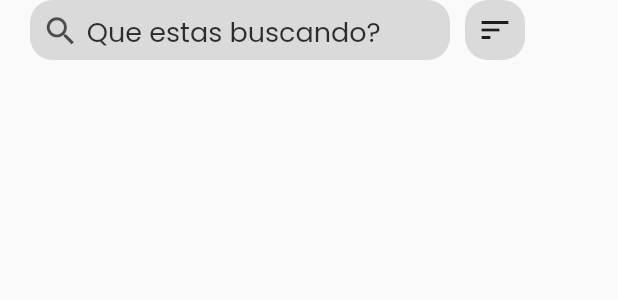
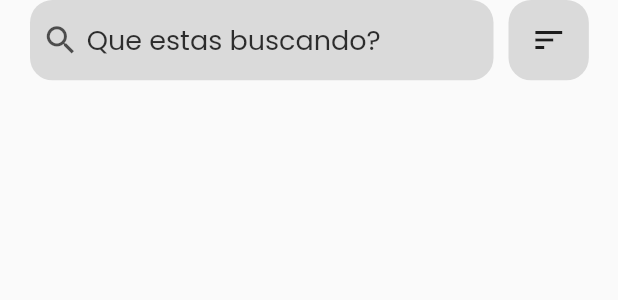
Before and after one commit to LuisEnriqueVigil/Food_Delivery_App, a Flutter app: the BuscadorWiget widget shown alone on an empty page, opened directly, on a phone screen of 412 x 824 dp. Shown: the top 300 px of the screen. Run offline on Flutter 3.47's test engine with Material 2 defaults, Android fonts, the phone set to English and light mode, and no system bars; our stand-ins replace google_fonts; network calls fail.

Commit message:
Espacios dinamicos-Terminada

```diff
--- a/lib/home/pages/menu_page.dart
+++ b/lib/home/pages/menu_page.dart
@@ -8,6 +8,7 @@ class MenuPage extends StatelessWidget {
 
   @override
   Widget build(BuildContext context) {
+    final size = MediaQuery.of(context).size;
     return Scaffold(
       backgroundColor: Color(0xffFF9900),
       body: Container(
@@ -16,7 +17,7 @@ class MenuPage extends StatelessWidget {
           crossAxisAlignment: CrossAxisAlignment.start,
           children: <Widget>[
             ProfileInfo(),
-            SizedBox(height: 100.0),
+            SizedBox(height: size.height*0.15),
             _optionsColumn()
           ],
         ),
--- a/lib/home/widgets/app_bar.dart
+++ b/lib/home/widgets/app_bar.dart
@@ -13,10 +13,11 @@ class CustomAppBar extends StatelessWidget {
   Widget build(BuildContext context) {
 
     final isDrawerModel = Provider.of<DrawerModel>(context,listen: true);
+    final size = MediaQuery.of(context).size;
 
     return Container(
       width: double.infinity,
-      height: 60.0,
+      height: size.height*0.085,
       margin: EdgeInsets.symmetric(horizontal:10.0),
       child: Row(
         mainAxisAlignment: MainAxisAlignment.spaceBetween,
@@ -28,7 +29,7 @@ class CustomAppBar extends StatelessWidget {
             }
             :
             (){
-              print(isDrawerModel.isDrawer);
+              // print(isDrawerModel.isDrawer);
               if(!isDrawerModel.isDrawer)
                 {
                   isDrawerModel.xoffset = 200;
--- a/lib/home/widgets/buscador.dart
+++ b/lib/home/widgets/buscador.dart
@@ -1,23 +1,27 @@
+
 import 'package:flutter/material.dart';
 import 'package:google_fonts/google_fonts.dart';
 
 class BuscadorWiget extends StatelessWidget {
   const BuscadorWiget({Key key}) : super(key: key);
 
+
   @override
   Widget build(BuildContext context) {
     return Row(
       children: <Widget>[
-        _queBuscas(),
-        _icon()
+        _queBuscas(context),
+        _icon(context)
       ],
     );
   }
 
-  Widget _queBuscas() {
+  Widget _queBuscas(BuildContext context) {
+    final size = MediaQuery.of(context).size;
+
     return Container(
-        height: 40.0,
-        width: 280.0,
+        height: size.height*0.065,
+        width: size.width*0.75,
         padding: EdgeInsets.all(8.0),
         margin: EdgeInsets.only(left:20.0,right: 10.0),
         decoration: BoxDecoration(
@@ -45,9 +49,11 @@ class BuscadorWiget extends StatelessWidget {
       );
   }
 
-  Widget _icon () {
+  Widget _icon (BuildContext context) {
+    final size = MediaQuery.of(context).size;
     return Container(
-      height: 40.0,width: 40.0,
+      height: size.height*0.065,
+      width: size.width*0.13,
       decoration: BoxDecoration(
         color: Colors.grey.withOpacity(0.35),
         borderRadius: BorderRadius.circular(15.0)
--- a/lib/home/widgets/ubicacion.dart
+++ b/lib/home/widgets/ubicacion.dart
@@ -6,9 +6,11 @@ class UbicacionWidget extends StatelessWidget {
 
   @override
   Widget build(BuildContext context) {
+    final size = MediaQuery.of(context).size;
     return Container(
       margin: EdgeInsets.symmetric(horizontal:20.0,vertical: 5.0),
-      height: 30.0,width: double.infinity,
+      height: size.height*0.05,
+      width: double.infinity,
       decoration: BoxDecoration(
         borderRadius: BorderRadius.circular(15.0),
         color:Colors.grey.withOpacity(0.35)
```
Also changed, not shown: lib/detail/widgets/plato_sml.dart (+17 -10 lines), lib/detail/widgets/precio_cant.dart (+6 -5 lines), lib/detail/widgets/restaurantes.dart (+10 -7 lines), lib/home/widgets/categorias.dart (+13 -6 lines), lib/home/widgets/mas_populares.dart (+12 -10 lines), lib/main.dart (line endings or trailing spaces).
